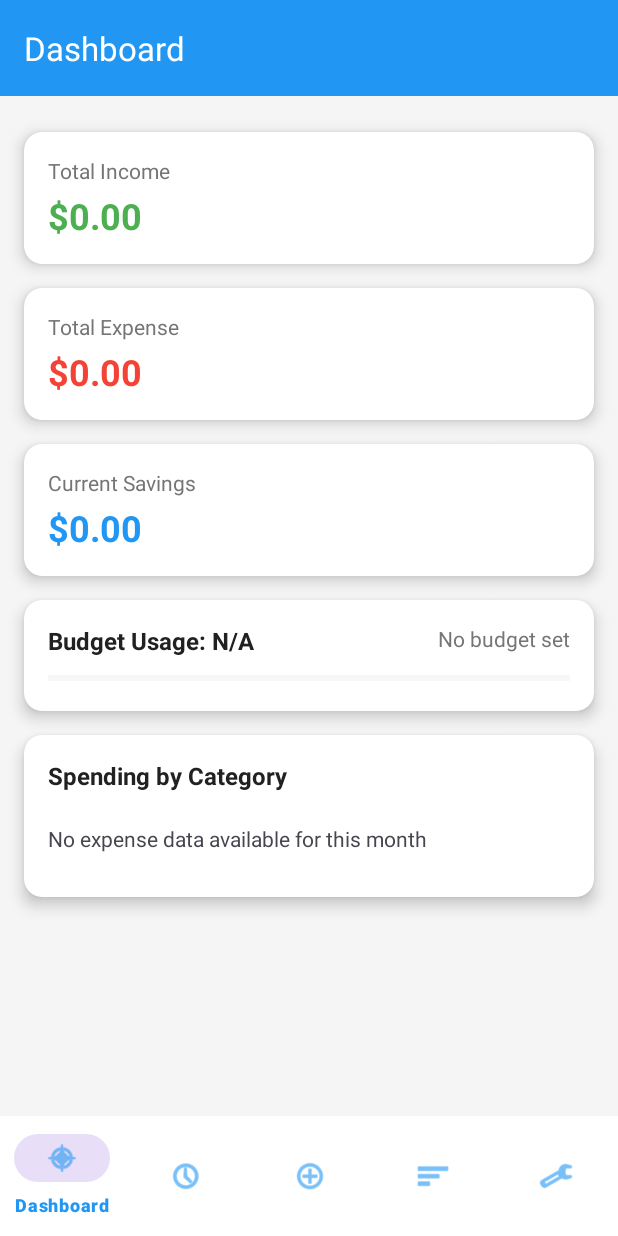
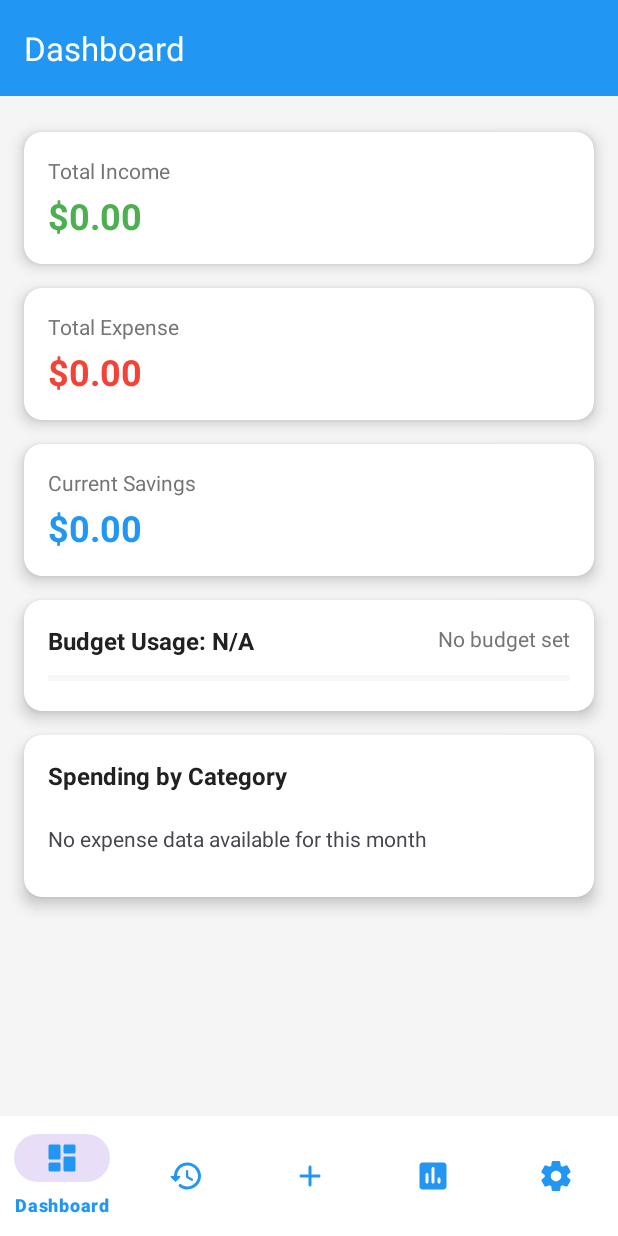
Before and after one commit to imethsuka/Akauntant, an Android app: the screen it shows after launch (MainActivity), on a phone screen of 412 x 824 dp. Run offline under Robolectric (Android 15) with nearby library versions, the phone set to English and light mode, and no system bars.

Commit message:
Added New Icons to Navigation bar

```diff
--- /dev/null
+++ b/app/src/main/res/drawable/ic_add.xml
@@ -0,0 +1,11 @@
+<?xml version="1.0" encoding="utf-8"?>
+<vector xmlns:android="http://schemas.android.com/apk/res/android"
+    android:width="24dp"
+    android:height="24dp"
+    android:viewportWidth="24"
+    android:viewportHeight="24"
+    android:tint="?attr/colorControlNormal">
+    <path
+        android:fillColor="@android:color/white"
+        android:pathData="M18,13h-5v5c0,0.55 -0.45,1 -1,1s-1,-0.45 -1,-1v-5H6c-0.55,0 -1,-0.45 -1,-1s0.45,-1 1,-1h5V6c0,-0.55 0.45,-1 1,-1s1,0.45 1,1v5h5c0.55,0 1,0.45 1,1s-0.45,1 -1,1z"/>
+</vector>
--- /dev/null
+++ b/app/src/main/res/drawable/ic_dashboard.xml
@@ -0,0 +1,11 @@
+<?xml version="1.0" encoding="utf-8"?>
+<vector xmlns:android="http://schemas.android.com/apk/res/android"
+    android:width="24dp"
+    android:height="24dp"
+    android:viewportWidth="24"
+    android:viewportHeight="24"
+    android:tint="?attr/colorControlNormal">
+    <path
+        android:fillColor="@android:color/white"
+        android:pathData="M4,13h6c0.55,0 1,-0.45 1,-1L11,4c0,-0.55 -0.45,-1 -1,-1L4,3c-0.55,0 -1,0.45 -1,1v8c0,0.55 0.45,1 1,1zM4,21h6c0.55,0 1,-0.45 1,-1v-4c0,-0.55 -0.45,-1 -1,-1L4,15c-0.55,0 -1,0.45 -1,1v4c0,0.55 0.45,1 1,1zM14,21h6c0.55,0 1,-0.45 1,-1v-8c0,-0.55 -0.45,-1 -1,-1h-6c-0.55,0 -1,0.45 -1,1v8c0,0.55 0.45,1 1,1zM13,4v4c0,0.55 0.45,1 1,1h6c0.55,0 1,-0.45 1,-1L21,4c0,-0.55 -0.45,-1 -1,-1h-6c-0.55,0 -1,0.45 -1,1z"/>
+</vector>
--- /dev/null
+++ b/app/src/main/res/drawable/ic_history.xml
@@ -0,0 +1,11 @@
+<?xml version="1.0" encoding="utf-8"?>
+<vector xmlns:android="http://schemas.android.com/apk/res/android"
+    android:width="24dp"
+    android:height="24dp"
+    android:viewportWidth="24"
+    android:viewportHeight="24"
+    android:tint="?attr/colorControlNormal">
+    <path
+        android:fillColor="@android:color/white"
+        android:pathData="M13.26,3C8.17,2.86 4,6.95 4,12L2.21,12c-0.45,0 -0.67,0.54 -0.35,0.85l2.79,2.8c0.2,0.2 0.51,0.2 0.71,0l2.79,-2.8c0.31,-0.31 0.09,-0.85 -0.36,-0.85L6,12c0,-3.9 3.18,-7.05 7.1,-7c3.72,0.05 6.85,3.18 6.9,6.9 0.05,3.91 -3.1,7.1 -7,7.1 -1.61,0 -3.1,-0.55 -4.28,-1.48 -0.4,-0.31 -0.96,-0.28 -1.32,0.08 -0.42,0.42 -0.39,1.13 0.08,1.5C9,20.29 10.91,21 13,21c5.05,0 9.14,-4.17 9,-9.26 -0.13,-4.69 -4.05,-8.61 -8.74,-8.74zM12.75,8c-0.41,0 -0.75,0.34 -0.75,0.75v3.68c0,0.35 0.19,0.68 0.49,0.86l3.12,1.85c0.36,0.21 0.82,0.09 1.03,-0.26 0.21,-0.36 0.09,-0.82 -0.26,-1.03l-2.88,-1.71v-3.4c0,-0.4 -0.34,-0.74 -0.75,-0.74z"/>
+</vector>
--- /dev/null
+++ b/app/src/main/res/drawable/ic_report.xml
@@ -0,0 +1,11 @@
+<?xml version="1.0" encoding="utf-8"?>
+<vector xmlns:android="http://schemas.android.com/apk/res/android"
+    android:width="24dp"
+    android:height="24dp"
+    android:viewportWidth="24"
+    android:viewportHeight="24"
+    android:tint="?attr/colorControlNormal">
+    <path
+        android:fillColor="@android:color/white"
+        android:pathData="M19,3H5C3.9,3 3,3.9 3,5v14c0,1.1 0.9,2 2,2h14c1.1,0 2,-0.9 2,-2V5C21,3.9 20.1,3 19,3zM8,17c-0.55,0 -1,-0.45 -1,-1v-5c0,-0.55 0.45,-1 1,-1s1,0.45 1,1v5C9,16.55 8.55,17 8,17zM12,17c-0.55,0 -1,-0.45 -1,-1V7c0,-0.55 0.45,-1 1,-1s1,0.45 1,1v9C13,16.55 12.55,17 12,17zM16,17c-0.55,0 -1,-0.45 -1,-1v-2c0,-0.55 0.45,-1 1,-1s1,0.45 1,1v2C17,16.55 16.55,17 16,17z"/>
+</vector>
--- /dev/null
+++ b/app/src/main/res/drawable/ic_settings.xml
@@ -0,0 +1,11 @@
+<?xml version="1.0" encoding="utf-8"?>
+<vector xmlns:android="http://schemas.android.com/apk/res/android"
+    android:width="24dp"
+    android:height="24dp"
+    android:viewportWidth="24"
+    android:viewportHeight="24"
+    android:tint="?attr/colorControlNormal">
+    <path
+        android:fillColor="@android:color/white"
+        android:pathData="M19.5,12c0,-0.23 -0.01,-0.45 -0.03,-0.68l1.86,-1.41c0.4,-0.3 0.51,-0.86 0.26,-1.3l-1.87,-3.23c-0.25,-0.44 -0.79,-0.62 -1.25,-0.42l-2.15,0.91c-0.37,-0.26 -0.76,-0.49 -1.17,-0.68l-0.29,-2.31C14.8,2.38 14.37,2 13.87,2h-3.73C9.63,2 9.2,2.38 9.14,2.88L8.85,5.19c-0.41,0.19 -0.8,0.42 -1.17,0.68L5.53,4.96c-0.46,-0.2 -1,-0.02 -1.25,0.42L2.41,8.62c-0.25,0.44 -0.14,0.99 0.26,1.3l1.86,1.41C4.51,11.55 4.5,11.77 4.5,12s0.01,0.45 0.03,0.68l-1.86,1.41c-0.4,0.3 -0.51,0.86 -0.26,1.3l1.87,3.23c0.25,0.44 0.79,0.62 1.25,0.42l2.15,-0.91c0.37,0.26 0.76,0.49 1.17,0.68l0.29,2.31C9.2,21.62 9.63,22 10.13,22h3.73c0.5,0 0.93,-0.38 0.99,-0.88l0.29,-2.31c0.41,-0.19 0.8,-0.42 1.17,-0.68l2.15,0.91c0.46,0.2 1,0.02 1.25,-0.42l1.87,-3.23c0.25,-0.44 0.14,-0.99 -0.26,-1.3l-1.86,-1.41C19.49,12.45 19.5,12.23 19.5,12zM12.04,15.5c-1.93,0 -3.5,-1.57 -3.5,-3.5s1.57,-3.5 3.5,-3.5s3.5,1.57 3.5,3.5S13.97,15.5 12.04,15.5z"/>
+</vector>
--- a/app/src/main/res/menu/bottom_nav_menu.xml
+++ b/app/src/main/res/menu/bottom_nav_menu.xml
@@ -2,22 +2,22 @@
 <menu xmlns:android="http://schemas.android.com/apk/res/android">
     <item
         android:id="@+id/navigation_home"
-        android:icon="@android:drawable/ic_menu_compass"
+        android:icon="@drawable/ic_dashboard"
         android:title="Dashboard" />
     <item
         android:id="@+id/navigation_history"
-        android:icon="@android:drawable/ic_menu_recent_history"
+        android:icon="@drawable/ic_history"
         android:title="History" />
     <item
         android:id="@+id/navigation_add"
-        android:icon="@android:drawable/ic_menu_add"
+        android:icon="@drawable/ic_add"
         android:title="Add" />
     <item
         android:id="@+id/navigation_report"
-        android:icon="@android:drawable/ic_menu_sort_by_size"
+        android:icon="@drawable/ic_report"
         android:title="Report" />
     <item
         android:id="@+id/navigation_settings"
-        android:icon="@android:drawable/ic_menu_preferences"
+        android:icon="@drawable/ic_settings"
         android:title="Settings" />
 </menu>
```
